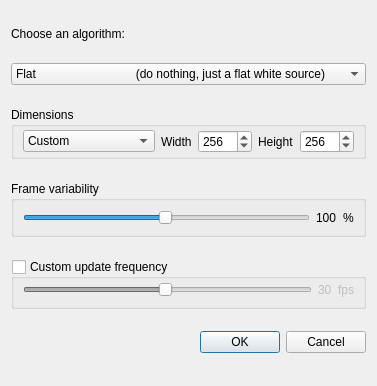
Above: src/AlgorithmSelectionDialog.ui from markus-wa/glmixer-mirror before the change. Below: the same form after it.
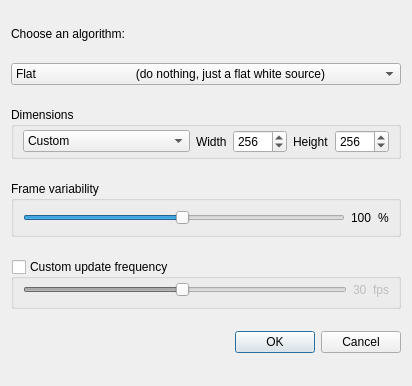
That is the form after the change. Icons and pictures are not drawn.

Patch:
```diff
--- a/src/AlgorithmSelectionDialog.ui
+++ b/src/AlgorithmSelectionDialog.ui
@@ -6,7 +6,7 @@
    <rect>
     <x>0</x>
     <y>0</y>
-    <width>328</width>
+    <width>412</width>
     <height>386</height>
    </rect>
   </property>
```
Left out of the diff: 5 changed lines with no effect on the pictures.
